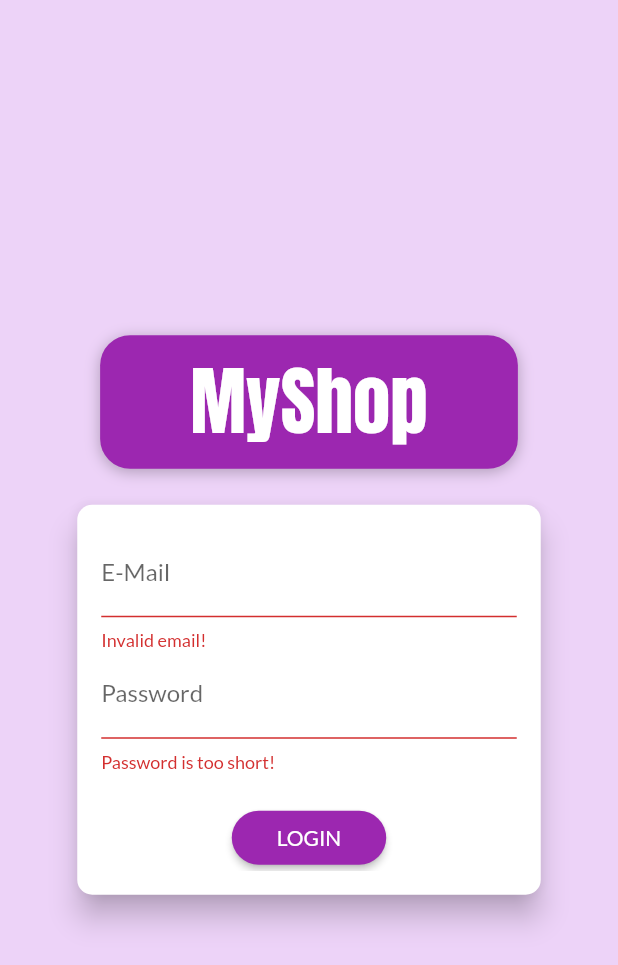
After one commit to Adithya-M-Dileep/shop_app, a Flutter app: the screen it shows after launch, after a tap on "LOGIN", on a phone screen of 412 x 824 dp. The commit adds this screen. Shown: the top 965 px of the screen. Run offline on Flutter 3.47's test engine with Material 2 defaults, Android fonts, the phone set to English and light mode, and no system bars; our stand-ins replace shared_preferences; network calls fail.

Commit message:
Added User Authenthication

```diff
--- a/lib/main.dart
+++ b/lib/main.dart
@@ -6,10 +6,13 @@ import './screens/product_detail_screen.dart';
 import './screens/cart_screen.dart';
 import './screens/order_screen.dart';
 import './screens/user_products_screen.dart';
-import 'screens/edit_productScreen.dart';
+import './screens/edit_productScreen.dart';
+import './screens/auth_screen.dart';
+import './screens/splash_screen.dart';
 import "./provider/products.dart";
 import './provider/cart.dart';
 import './provider/order.dart';
+import './provider/auth.dart';
 
 void main() => runApp(MyApp());
 
@@ -19,23 +22,38 @@ class MyApp extends StatelessWidget {
     return MultiProvider(
       providers: [
         ChangeNotifierProvider(
-          create: (ctx) => Products(),
+          create: (ctx) => Auth(),
+        ),
+        ChangeNotifierProxyProvider<Auth, Products>(
+          update: (ctx, auth, previousProduct) => Products(auth.token,
+              auth.userId, previousProduct == null ? [] : previousProduct.item),
         ),
         ChangeNotifierProvider(
           create: (ctx) => Cart(),
         ),
-        ChangeNotifierProvider(
-          create: (ctx) => Order(),
+        ChangeNotifierProxyProvider<Auth, Order>(
+          update: (ctx, auth, previousOrder) => Order(auth.token, auth.userId,
+              previousOrder == null ? [] : previousOrder.order),
         ),
       ],
-      child: MaterialApp(
+      child: Consumer<Auth>(
+        builder: (ctx, auth, _) => MaterialApp(
           title: 'MyShop',
           theme: ThemeData(
               primarySwatch: Colors.purple,
               accentColor: Colors.deepOrange,
               fontFamily: "Lato"),
           routes: {
-          "/": (ctx) => ProductOverviewScreen(),
+            "/": (ctx) => auth.isAuth
+                ? ProductOverviewScreen()
+                : FutureBuilder(
+                    future: auth.tryAutoLogin(),
+                    builder: (ctx, authResultSnapshot) =>
+                        authResultSnapshot.connectionState ==
+                                ConnectionState.waiting
+                            ? SplashScreen()
+                            : AuthScreen(),
+                  ),
             ProductDetailScreen.routeName: (ctx) => ProductDetailScreen(),
             CartScreen.routeName: (ctx) => CartScreen(),
             OrderScreen.routeName: (ctx) => OrderScreen(),
@@ -43,6 +61,7 @@ class MyApp extends StatelessWidget {
             EditProductScreen.routeName: (ctx) => EditProductScreen(),
           },
         ),
+      ),
     );
   }
 }
--- /dev/null
+++ b/lib/provider/auth.dart
@@ -0,0 +1,120 @@
+import 'dart:convert';
+import 'dart:async';
+
+import 'package:flutter/foundation.dart';
+import 'package:flutter/material.dart';
+import 'package:http/http.dart' as http;
+import 'package:shared_preferences/shared_preferences.dart';
+
+import '../models/http_exceptions.dart';
+
+class Auth with ChangeNotifier {
+  String _token;
+  DateTime _expiryDate;
+  String _userId;
+  Timer _authTimer;
+
+  bool get isAuth {
+    return token != null;
+  }
+
+  String get token {
+    if (_token != null &&
+        _expiryDate != null &&
+        _expiryDate.isAfter(DateTime.now())) {
+      return _token;
+    }
+    return null;
+  }
+
+  String get userId {
+    return _userId;
+  }
+
+  Future<void> _authenticate(
+      String email, String password, String urlSegment) async {
+    final url = Uri.parse(
+        "https://identitytoolkit.googleapis.com/v1/accounts:$urlSegment?key=AIzaSyC-y8R5d2sJ2LGiZlYOUJ-ZpWOAoQ7Qo_M");
+
+    try {
+      final response = await http.post(url,
+          body: json.encode({
+            "email": email,
+            "password": password,
+            "returnSecureToken": true,
+          }));
+      final responseData = json.decode(response.body);
+      if (responseData["error"] != null) {
+        throw HttpExceptions(responseData["error"]["message"]);
+      }
+
+      _token = responseData["idToken"];
+      _userId = responseData["localId"];
+      _expiryDate = DateTime.now().add(
+        Duration(
+          seconds: int.parse(
+            responseData["expiresIn"],
+          ),
+        ),
+      );
+      _autoLogout();
+      notifyListeners();
+      final pref = await SharedPreferences.getInstance();
+      final extractedUserData = json.encode({
+        "token": _token,
+        "userId": _userId,
+        "expiryDate": _expiryDate.toIso8601String(),
+      });
+      pref.setString("userData", extractedUserData);
+    } catch (error) {
+      print(error.toString());
+      throw error;
+    }
+  }
+
+  Future<bool> tryAutoLogin() async {
+    final pref = await SharedPreferences.getInstance();
+    if (!pref.containsKey("userData")) return false;
+
+    final extractedUserData =
+        json.decode(pref.getString("userData")) as Map<String, Object>;
+
+    final expiryDate = DateTime.parse(extractedUserData["expiryDate"]);
+    if (expiryDate.isBefore(DateTime.now())) return false;
+    _token = extractedUserData["token"];
+    _userId = extractedUserData["userId"];
+    _expiryDate = expiryDate;
+    notifyListeners();
+    _autoLogout();
+    return true;
+  }
+
+  Future<void> signup(String email, String password) async {
+    return _authenticate(email, password, "signUp");
+  }
+
+  Future<void> logIn(String email, String password) async {
+    return _authenticate(email, password, "signInWithPassword");
+  }
+
+  void logOut() async {
+    _token = null;
+    _expiryDate = null;
+    _userId = null;
+    if (_authTimer != null) {
+      _authTimer.cancel();
+      _authTimer = null;
+    }
+    notifyListeners();
+    final pref = await SharedPreferences.getInstance();
+    pref.clear();
+  }
+
+  void _autoLogout() {
+    if (_authTimer != null) {
+      _authTimer.cancel();
+    }
+    final timerDifference = _expiryDate.difference(DateTime.now()).inSeconds;
+    _authTimer = Timer(Duration(seconds: timerDifference), logOut);
+  }
+}
--- a/lib/provider/order.dart
+++ b/lib/provider/order.dart
@@ -19,7 +19,11 @@ class OrderItem {
 }
 
 class Order with ChangeNotifier {
+  final String authId;
+  final String UserId;
   List<OrderItem> _orders = [];
+
+  Order(this.authId, this.UserId, this._orders);
 
   List<OrderItem> get order {
     return [..._orders];
@@ -27,7 +31,7 @@ class Order with ChangeNotifier {
 
   Future<void> addOrders(List<CartItem> products, double amount) async {
     final url = Uri.parse(
-        "https://shop-app-d7add-default-rtdb.firebaseio.com/orders.json");
+        "https://shop-app-d7add-default-rtdb.firebaseio.com/orders/$UserId.json?auth=$authId");
 
     final response = await http
         .post(
@@ -61,7 +65,7 @@ class Order with ChangeNotifier {
 
   Future<void> fetchAndSetProducts() async {
     final url = Uri.parse(
-        "https://shop-app-d7add-default-rtdb.firebaseio.com/orders.json");
+        "https://shop-app-d7add-default-rtdb.firebaseio.com/orders/$UserId.json?auth=$authId");
 
     try {
       final response = await http.get(url);
--- /dev/null
+++ b/lib/screens/auth_screen.dart
@@ -0,0 +1,275 @@
+import 'dart:math';
+
+import 'package:flutter/material.dart';
+import 'package:provider/provider.dart';
+
+import '../provider/auth.dart';
+import '../models/http_exceptions.dart';
+
+enum AuthMode { Signup, Login }
+
+class AuthScreen extends StatelessWidget {
+  static const routeName = '/auth';
+
+  @override
+  Widget build(BuildContext context) {
+    final deviceSize = MediaQuery.of(context).size;
+    // final transformConfig = Matrix4.rotationZ(-8 * pi / 180);
+    // transformConfig.translate(-10.0);
+    return Scaffold(
+      // resizeToAvoidBottomInset: false,
+      body: Stack(
+        children: <Widget>[
+          Container(
+            decoration: BoxDecoration(
+              color: Color.fromRGBO(187, 53, 240, 0.2),
+              // gradient: LinearGradient(
+              //   colors: [
+              //     Color.fromRGBO(215, 117, 255, 1).withOpacity(0.5),
+              //     Color.fromRGBO(255, 188, 117, 1).withOpacity(0.9),
+              //   ],
+              //   begin: Alignment.topLeft,
+              //   end: Alignment.bottomRight,
+              //   stops: [0, 1],
+              // ),
+            ),
+          ),
+          SingleChildScrollView(
+            child: Container(
+              height: deviceSize.height,
+              width: deviceSize.width,
+              child: Column(
+                mainAxisAlignment: MainAxisAlignment.center,
+                crossAxisAlignment: CrossAxisAlignment.center,
+                children: <Widget>[
+                  Flexible(
+                    child: Container(
+                      margin:
+                          EdgeInsets.only(bottom: 20.0, left: 20, right: 20),
+                      padding:
+                          EdgeInsets.symmetric(vertical: 8.0, horizontal: 60.0),
+                      // transform: Matrix4.rotationZ(-8 * pi / 180)
+                      //   ..translate(-10.0),
+                      // ..translate(-10.0),
+                      decoration: BoxDecoration(
+                        borderRadius: BorderRadius.circular(20),
+                        color: Theme.of(context).primaryColor,
+                        boxShadow: [
+                          BoxShadow(
+                            blurRadius: 8,
+                            color: Colors.black26,
+                            offset: Offset(0, 2),
+                          )
+                        ],
+                      ),
+                      child: Text(
+                        'MyShop',
+                        style: TextStyle(
+                          color: Colors.white,
+                          fontSize: 50,
+                          fontFamily: 'Anton',
+                          fontWeight: FontWeight.normal,
+                        ),
+                      ),
+                    ),
+                  ),
+                  Flexible(
+                    flex: deviceSize.width > 600 ? 2 : 1,
+                    child: AuthCard(),
+                  ),
+                ],
+              ),
+            ),
+          ),
+        ],
+      ),
+    );
+  }
+}
+
+class AuthCard extends StatefulWidget {
+  const AuthCard({
+    Key key,
+  }) : super(key: key);
+
+  @override
+  _AuthCardState createState() => _AuthCardState();
+}
+
+class _AuthCardState extends State<AuthCard> {
+  final GlobalKey<FormState> _formKey = GlobalKey();
+  AuthMode _authMode = AuthMode.Login;
+  Map<String, String> _authData = {
+    'email': '',
+    'password': '',
+  };
+  var _isLoading = false;
+  final _passwordController = TextEditingController();
+
+  void _showError(String message) {
+    showDialog(
+        context: context,
+        builder: (ctx) => AlertDialog(
+              title: Text("An Error Occured!"),
+              content: Text(message),
+              actions: [
+                FlatButton(
+                  onPressed: () {
+                    Navigator.of(context).pop();
+                  },
+                  child: Text("Okay"),
+                )
+              ],
+            ));
+  }
+
+  void _submit() async {
+    if (!_formKey.currentState.validate()) {
+      // Invalid!
+      return;
+    }
+    _formKey.currentState.save();
+    setState(() {
+      _isLoading = true;
+    });
+    try {
+      if (_authMode == AuthMode.Login) {
+        await Provider.of<Auth>(context, listen: false).logIn(
+          _authData["email"],
+          _authData["password"],
+        );
+      } else {
+        await Provider.of<Auth>(context, listen: false).signup(
+          _authData["email"],
+          _authData["password"],
+        );
+      }
+    } on HttpExceptions catch (error) {
+      var errorMessage = 'Authentication failed';
+      if (error.toString().contains('EMAIL_EXISTS')) {
+        errorMessage = 'This email address is already in use.';
+      } else if (error.toString().contains('INVALID_EMAIL')) {
+        errorMessage = 'This is not a valid email address';
+      } else if (error.toString().contains('WEAK_PASSWORD')) {
+        errorMessage = 'This password is too weak.';
+      } else if (error.toString().contains('EMAIL_NOT_FOUND')) {
+        errorMessage = 'Could not find a user with that email.';
+      } else if (error.toString().contains('INVALID_PASSWORD')) {
+        errorMessage = 'Invalid password.';
+      }
+
+      _showError(errorMessage);
+    } catch (error) {
+      const String errorMsg = "Authentication failed ! try again Later";
+      _showError(errorMsg);
+    }
+    setState(() {
+      _isLoading = false;
+    });
+  }
+
+  void _switchAuthMode() {
+    if (_authMode == AuthMode.Login) {
+      setState(() {
+        _authMode = AuthMode.Signup;
+      });
+    } else {
+      setState(() {
+        _authMode = AuthMode.Login;
+      });
+    }
+  }
+
+  @override
+  Widget build(BuildContext context) {
+    final deviceSize = MediaQuery.of(context).size;
+    return Card(
+      shape: RoundedRectangleBorder(
+        borderRadius: BorderRadius.circular(10.0),
+      ),
+      elevation: 8.0,
+      child: Container(
+        height: _authMode == AuthMode.Signup ? 320 : 260,
+        constraints:
+            BoxConstraints(minHeight: _authMode == AuthMode.Signup ? 320 : 260),
+        width: deviceSize.width * 0.75,
+        padding: EdgeInsets.all(16.0),
+        child: Form(
+          key: _formKey,
+          child: SingleChildScrollView(
+            child: Column(
+              children: <Widget>[
+                TextFormField(
+                  decoration: InputDecoration(labelText: 'E-Mail'),
+                  keyboardType: TextInputType.emailAddress,
+                  validator: (value) {
+                    if (value.isEmpty || !value.contains('@')) {
+                      return 'Invalid email!';
+                    }
+                    return null;
+                    return null;
+                  },
+                  onSaved: (value) {
+                    _authData['email'] = value;
+                  },
+                ),
+                TextFormField(
+                  decoration: InputDecoration(labelText: 'Password'),
+                  obscureText: true,
+                  controller: _passwordController,
+                  validator: (value) {
+                    if (value.isEmpty || value.length < 5) {
+                      return 'Password is too short!';
+                    }
+                  },
+                  onSaved: (value) {
+                    _authData['password'] = value;
+                  },
+                ),
+                if (_authMode == AuthMode.Signup)
+                  TextFormField(
+                    enabled: _authMode == AuthMode.Signup,
+                    decoration: InputDecoration(labelText: 'Confirm Password'),
+                    obscureText: true,
+                    validator: _authMode == AuthMode.Signup
+                        ? (value) {
+                            if (value != _passwordController.text) {
+                              return 'Passwords do not match!';
+                            }
+                          }
+                        : null,
+                  ),
+                SizedBox(
+                  height: 20,
+                ),
+                if (_isLoading)
+                  CircularProgressIndicator()
+                else
+                  RaisedButton(
+                    child:
+                        Text(_authMode == AuthMode.Login ? 'LOGIN' : 'SIGN UP'),
+                    onPressed: _submit,
+                    shape: RoundedRectangleBorder(
+                      borderRadius: BorderRadius.circular(30),
+                    ),
+                    padding:
+                        EdgeInsets.symmetric(horizontal: 30.0, vertical: 8.0),
+                    color: Theme.of(context).primaryColor,
+                    textColor: Theme.of(context).primaryTextTheme.button.color,
+                  ),
+                FlatButton(
+                  child: Text(
+                      '${_authMode == AuthMode.Login ? 'SIGNUP' : 'LOGIN'} INSTEAD'),
+                  onPressed: _switchAuthMode,
+                  padding: EdgeInsets.symmetric(horizontal: 30.0, vertical: 4),
+                  materialTapTargetSize: MaterialTapTargetSize.shrinkWrap,
+                  textColor: Theme.of(context).primaryColor,
+                ),
+              ],
+            ),
+          ),
+        ),
+      ),
+    );
+  }
+}
--- /dev/null
+++ b/lib/screens/splash_screen.dart
@@ -0,0 +1,12 @@
+import 'package:flutter/material.dart';
+
+class SplashScreen extends StatelessWidget {
+  @override
+  Widget build(BuildContext context) {
+    return Scaffold(
+      body: Center(
+        child: Text('Loading...'),
+      ),
+    );
+  }
+}
--- a/lib/widgets/product_item.dart
+++ b/lib/widgets/product_item.dart
@@ -4,12 +4,14 @@ import 'package:provider/provider.dart';
 import '../screens/product_detail_screen.dart';
 import '../provider/product.dart';
 import '../provider/cart.dart';
+import '../provider/auth.dart';
 
 class ProductItem extends StatelessWidget {
   @override
   Widget build(BuildContext context) {
     final product = Provider.of<Product>(context);
     final cart = Provider.of<Cart>(context);
+    final authData = Provider.of<Auth>(context);
     return ClipRRect(
       borderRadius: BorderRadius.circular(10),
       child: GridTile(
@@ -27,7 +29,8 @@ class ProductItem extends StatelessWidget {
           backgroundColor: Colors.black87,
           leading: Consumer<Product>(
             builder: (ctx, product, child) => IconButton(
-              onPressed: () => product.toggleFavorite(),
+              onPressed: () =>
+                  product.toggleFavorite(authData.token, authData.userId),
               icon: Icon(
                 product.isFavorite ? Icons.favorite : Icons.favorite_outline,
                 color: Theme.of(context).accentColor,
--- a/pubspec.yaml
+++ b/pubspec.yaml
@@ -24,7 +24,7 @@ dependencies:
   flutter:
     sdk: flutter
   intl: ^0.17.0
-
+  shared_preferences: ^2.0.15
   # The following adds the Cupertino Icons font to your application.
   # Use with the CupertinoIcons class for iOS style icons.
   cupertino_icons: ^1.0.2
```
Also changed, not shown: lib/provider/product.dart (+5 -4 lines), lib/provider/products.dart (+19 -7 lines), lib/screens/user_products_screen.dart (+13 -3 lines), lib/widgets/app_drawer.dart (+9 -0 lines), pubspec.lock, 1 other file. Lines whose indentation alone changed are shown as unchanged.
